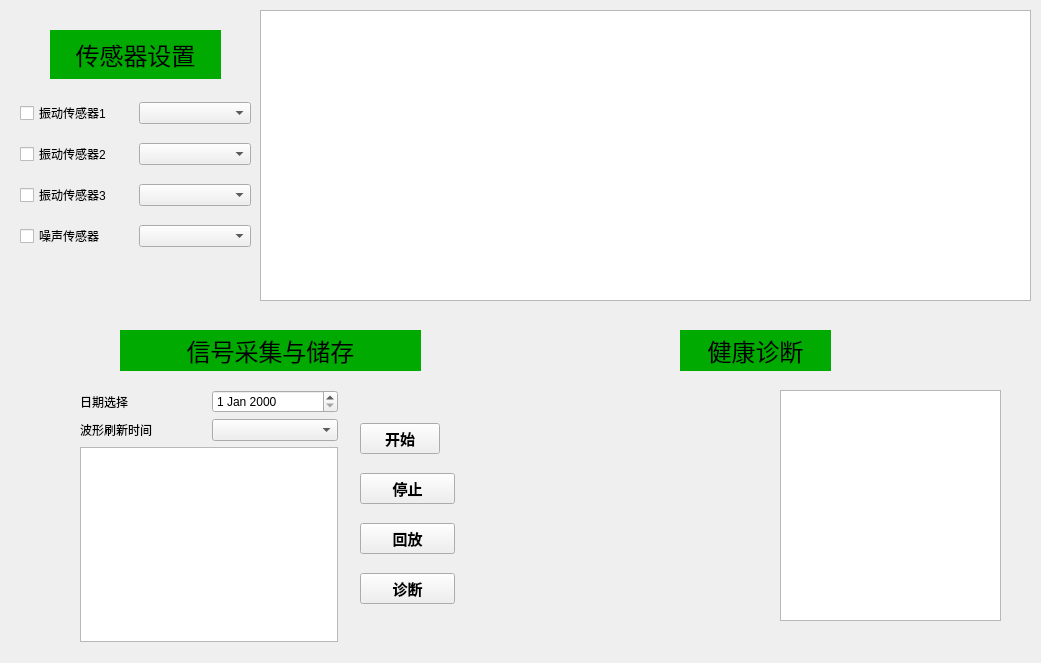
First picture: the form in vibrationdialog.ui, repository zkqiu/robot_doctor, before the edit.
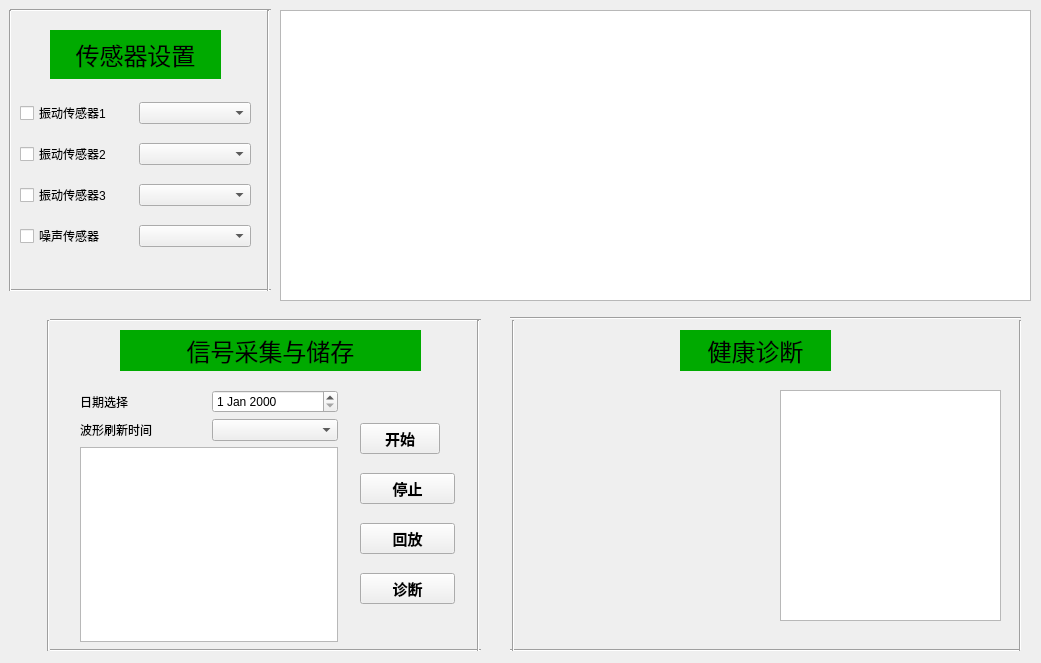
Second picture: the form after the edit. Custom widgets are drawn as their Qt base class.

```diff
--- a/vibrationdialog.ui
+++ b/vibrationdialog.ui
@@ -16,9 +16,9 @@
   <widget class="QListWidget" name="figureListWidget">
    <property name="geometry">
     <rect>
-     <x>260</x>
+     <x>280</x>
      <y>10</y>
-     <width>771</width>
+     <width>751</width>
      <height>291</height>
     </rect>
    </property>
@@ -231,7 +231,7 @@
     </rect>
    </property>
   </widget>
-  <widget class="QWidget" name="">
+  <widget class="QWidget" name="layoutWidget">
    <property name="geometry">
     <rect>
      <x>20</x>
@@ -299,7 +299,7 @@
     </item>
    </layout>
   </widget>
-  <widget class="QWidget" name="">
+  <widget class="QWidget" name="layoutWidget">
    <property name="geometry">
     <rect>
      <x>80</x>
@@ -552,6 +552,162 @@
     <set>Qt::NoTextInteraction</set>
    </property>
   </widget>
+  <widget class="Line" name="line">
+   <property name="geometry">
+    <rect>
+     <x>50</x>
+     <y>310</y>
+     <width>431</width>
+     <height>20</height>
+    </rect>
+   </property>
+   <property name="orientation">
+    <enum>Qt::Horizontal</enum>
+   </property>
+  </widget>
+  <widget class="Line" name="line_2">
+   <property name="geometry">
+    <rect>
+     <x>40</x>
+     <y>320</y>
+     <width>16</width>
+     <height>331</height>
+    </rect>
+   </property>
+   <property name="orientation">
+    <enum>Qt::Vertical</enum>
+   </property>
+  </widget>
+  <widget class="Line" name="line_3">
+   <property name="geometry">
+    <rect>
+     <x>50</x>
+     <y>640</y>
+     <width>431</width>
+     <height>20</height>
+    </rect>
+   </property>
+   <property name="orientation">
+    <enum>Qt::Horizontal</enum>
+   </property>
+  </widget>
+  <widget class="Line" name="line_4">
+   <property name="geometry">
+    <rect>
+     <x>470</x>
+     <y>320</y>
+     <width>16</width>
+     <height>331</height>
+    </rect>
+   </property>
+   <property name="orientation">
+    <enum>Qt::Vertical</enum>
+   </property>
+  </widget>
+  <widget class="Line" name="line_5">
+   <property name="geometry">
+    <rect>
+     <x>510</x>
+     <y>310</y>
+     <width>511</width>
+     <height>16</height>
+    </rect>
+   </property>
+   <property name="orientation">
+    <enum>Qt::Horizontal</enum>
+   </property>
+  </widget>
+  <widget class="Line" name="line_6">
+   <property name="geometry">
+    <rect>
+     <x>510</x>
+     <y>640</y>
+     <width>511</width>
+     <height>21</height>
+    </rect>
+   </property>
+   <property name="orientation">
+    <enum>Qt::Horizontal</enum>
+   </property>
+  </widget>
+  <widget class="Line" name="line_7">
+   <property name="geometry">
+    <rect>
+     <x>503</x>
+     <y>320</y>
+     <width>20</width>
+     <height>331</height>
+    </rect>
+   </property>
+   <property name="orientation">
+    <enum>Qt::Vertical</enum>
+   </property>
+  </widget>
+  <widget class="Line" name="line_8">
+   <property name="geometry">
+    <rect>
+     <x>1010</x>
+     <y>320</y>
+     <width>20</width>
+     <height>331</height>
+    </rect>
+   </property>
+   <property name="orientation">
+    <enum>Qt::Vertical</enum>
+   </property>
+  </widget>
+  <widget class="Line" name="line_9">
+   <property name="geometry">
+    <rect>
+     <x>10</x>
+     <y>0</y>
+     <width>261</width>
+     <height>20</height>
+    </rect>
+   </property>
+   <property name="orientation">
+    <enum>Qt::Horizontal</enum>
+   </property>
+  </widget>
+  <widget class="Line" name="line_10">
+   <property name="geometry">
+    <rect>
+     <x>10</x>
+     <y>280</y>
+     <width>261</width>
+     <height>20</height>
+    </rect>
+   </property>
+   <property name="orientation">
+    <enum>Qt::Horizontal</enum>
+   </property>
+  </widget>
+  <widget class="Line" name="line_11">
+   <property name="geometry">
+    <rect>
+     <x>260</x>
+     <y>10</y>
+     <width>16</width>
+     <height>281</height>
+    </rect>
+   </property>
+   <property name="orientation">
+    <enum>Qt::Vertical</enum>
+   </property>
+  </widget>
+  <widget class="Line" name="line_12">
+   <property name="geometry">
+    <rect>
+     <x>0</x>
+     <y>10</y>
+     <width>20</width>
+     <height>281</height>
+    </rect>
+   </property>
+   <property name="orientation">
+    <enum>Qt::Vertical</enum>
+   </property>
+  </widget>
  </widget>
  <customwidgets>
   <customwidget>
```
